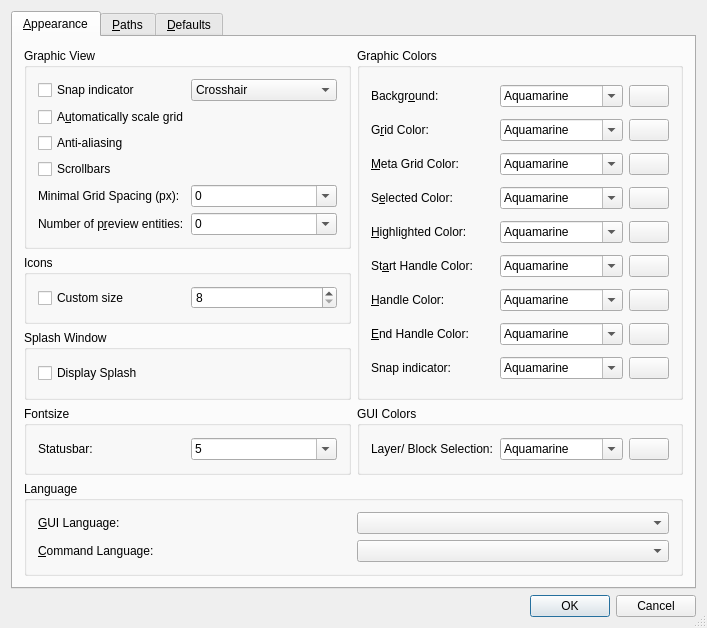
First picture: the form in librecad/src/ui/forms/qg_dlgoptionsgeneral.ui, repository lsy1599/designer, before the edit.
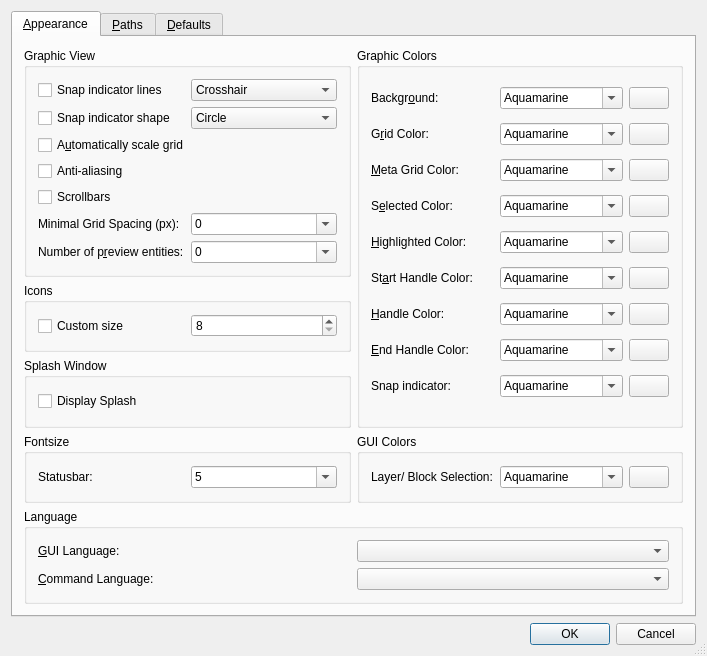
Second picture: the form after the edit. Icons and pictures are not drawn.

Commit message:
added options for snap indicator lines and shape
& added back the original crosshair

This disables automatic switching to orthogonal crosshair in favor of
choosing whatever you want. An additional option to allow for automatic
switching could be added.

The edit to the form file:
```diff
--- a/librecad/src/ui/forms/qg_dlgoptionsgeneral.ui
+++ b/librecad/src/ui/forms/qg_dlgoptionsgeneral.ui
@@ -1293,30 +1293,7 @@
           <string>Graphic View</string>
          </property>
          <layout class="QGridLayout">
-          <item row="2" column="0" colspan="2">
-           <widget class="QCheckBox" name="cbScaleGrid">
-            <property name="text">
-             <string>A&amp;utomatically scale grid</string>
-            </property>
-            <property name="shortcut">
-             <string>Alt+U</string>
-            </property>
-           </widget>
-          </item>
-          <item row="6" column="0">
-           <widget class="QLabel" name="lMaxPreview">
-            <property name="text">
-             <string>Number of p&amp;review entities:</string>
-            </property>
-            <property name="wordWrap">
-             <bool>false</bool>
-            </property>
-            <property name="buddy">
-             <cstring>cbMaxPreview</cstring>
-            </property>
-           </widget>
-          </item>
-          <item row="6" column="1">
+          <item row="7" column="1">
            <widget class="QComboBox" name="cbMaxPreview">
             <property name="editable">
              <bool>true</bool>
@@ -1353,7 +1330,30 @@
             </item>
            </widget>
           </item>
-          <item row="5" column="0">
+          <item row="7" column="0">
+           <widget class="QLabel" name="lMaxPreview">
+            <property name="text">
+             <string>Number of p&amp;review entities:</string>
+            </property>
+            <property name="wordWrap">
+             <bool>false</bool>
+            </property>
+            <property name="buddy">
+             <cstring>cbMaxPreview</cstring>
+            </property>
+           </widget>
+          </item>
+          <item row="3" column="0" colspan="2">
+           <widget class="QCheckBox" name="cbScaleGrid">
+            <property name="text">
+             <string>A&amp;utomatically scale grid</string>
+            </property>
+            <property name="shortcut">
+             <string>Alt+U</string>
+            </property>
+           </widget>
+          </item>
+          <item row="6" column="0">
            <widget class="QLabel" name="lMinGridSpacing">
             <property name="text">
              <string>Minimal Grid Spacing (px):</string>
@@ -1366,7 +1366,7 @@
             </property>
            </widget>
           </item>
-          <item row="5" column="1">
+          <item row="6" column="1">
            <widget class="QComboBox" name="cbMinGridSpacing">
             <property name="editable">
              <bool>true</bool>
@@ -1413,20 +1413,17 @@
             </item>
            </widget>
           </item>
-          <item row="3" column="0">
+          <item row="4" column="0">
            <widget class="QCheckBox" name="cb_antialiasing">
             <property name="text">
              <string>Anti-aliasing</string>
             </property>
            </widget>
           </item>
-          <item row="1" column="0">
-           <widget class="QCheckBox" name="cbShowCrosshairs">
+          <item row="5" column="0">
+           <widget class="QCheckBox" name="scrollbars_check_box">
             <property name="text">
-             <string>Snap indicator</string>
-            </property>
-            <property name="shortcut">
-             <string>Alt+S</string>
+             <string>Scrollbars</string>
             </property>
            </widget>
           </item>
@@ -1444,11 +1441,35 @@
             </item>
            </widget>
           </item>
-          <item row="4" column="0">
-           <widget class="QCheckBox" name="scrollbars_check_box">
+          <item row="1" column="0">
+           <widget class="QCheckBox" name="indicator_lines_checkbox">
             <property name="text">
-             <string>Scrollbars</string>
+             <string>Snap indicator lines</string>
             </property>
+            <property name="shortcut">
+             <string>Alt+S</string>
+            </property>
+           </widget>
+          </item>
+          <item row="2" column="0">
+           <widget class="QCheckBox" name="indicator_shape_checkbox">
+            <property name="text">
+             <string>Snap indicator shape</string>
+            </property>
+           </widget>
+          </item>
+          <item row="2" column="1">
+           <widget class="QComboBox" name="indicator_shape_combobox">
+            <item>
+             <property name="text">
+              <string>Circle</string>
+             </property>
+            </item>
+            <item>
+             <property name="text">
+              <string>Point</string>
+             </property>
+            </item>
            </widget>
           </item>
          </layout>
```
Left out of the diff: 14 changed lines with no effect on the pictures. The commit also changes 3 other files.
